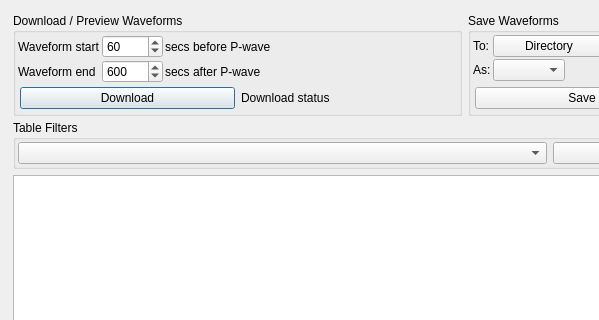
Before: the Qt Designer form pyweed/gui/uic/WaveformDialog.ui in iris-edu/pyweed, drawn with Qt 5; both pictures show x 0 to 599 and y 0 to 320 of the 929 by 724 pixel window.
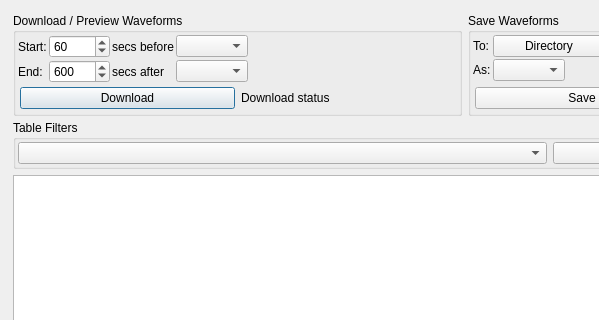
After: the same form once the commit is applied.

Commit message: Support for picking which phase arrival time to use for the time window. #38

Diff of the .ui file:
```diff
--- a/pyweed/gui/uic/WaveformDialog.ui
+++ b/pyweed/gui/uic/WaveformDialog.ui
@@ -63,22 +63,37 @@
           <number>2</number>
          </property>
          <item>
-          <layout class="QGridLayout" name="gridLayout" columnstretch="0,0,0,1">
+          <layout class="QGridLayout" name="gridLayout" columnstretch="0,0,0,0,0">
            <property name="verticalSpacing">
             <number>2</number>
            </property>
-           <item row="0" column="3">
-            <spacer name="horizontalSpacer">
-             <property name="orientation">
-              <enum>Qt::Horizontal</enum>
+           <item row="0" column="2">
+            <widget class="QLabel" name="label">
+             <property name="text">
+              <string>secs before</string>
              </property>
-             <property name="sizeHint" stdset="0">
-              <size>
-               <width>0</width>
-               <height>0</height>
-              </size>
+            </widget>
+           </item>
+           <item row="0" column="0">
+            <widget class="QLabel" name="secondsBeforeLabel">
+             <property name="text">
+              <string>Start:</string>
              </property>
-            </spacer>
+            </widget>
+           </item>
+           <item row="1" column="0">
+            <widget class="QLabel" name="secondsAfterLabel">
+             <property name="text">
+              <string>End:</string>
+             </property>
+            </widget>
+           </item>
+           <item row="1" column="2">
+            <widget class="QLabel" name="label_2">
+             <property name="text">
+              <string>secs after</string>
+             </property>
+            </widget>
            </item>
            <item row="0" column="1">
             <widget class="QSpinBox" name="secondsBeforeSpinBox">
@@ -93,20 +108,6 @@
              </property>
             </widget>
            </item>
-           <item row="1" column="2">
-            <widget class="QLabel" name="label_2">
-             <property name="text">
-              <string>secs after P-wave</string>
-             </property>
-            </widget>
-           </item>
-           <item row="0" column="0">
-            <widget class="QLabel" name="secondsBeforeLabel">
-             <property name="text">
-              <string>Waveform start</string>
-             </property>
-            </widget>
-           </item>
            <item row="1" column="1">
             <widget class="QSpinBox" name="secondsAfterSpinBox">
              <property name="maximum">
@@ -120,19 +121,24 @@
              </property>
             </widget>
            </item>
-           <item row="0" column="2">
-            <widget class="QLabel" name="label">
-             <property name="text">
-              <string>secs before P-wave</string>
+           <item row="0" column="4">
+            <spacer name="horizontalSpacer">
+             <property name="orientation">
+              <enum>Qt::Horizontal</enum>
              </property>
-            </widget>
-           </item>
-           <item row="1" column="0">
-            <widget class="QLabel" name="secondsAfterLabel">
-             <property name="text">
-              <string>Waveform end</string>
+             <property name="sizeHint" stdset="0">
+              <size>
+               <width>0</width>
+               <height>0</height>
+              </size>
              </property>
-            </widget>
+            </spacer>
+           </item>
+           <item row="0" column="3">
+            <widget class="QComboBox" name="secondsBeforePhaseComboBox"/>
+           </item>
+           <item row="1" column="3">
+            <widget class="QComboBox" name="secondsAfterPhaseComboBox"/>
            </item>
           </layout>
          </item>
```
The commit also changes 5 other files.
